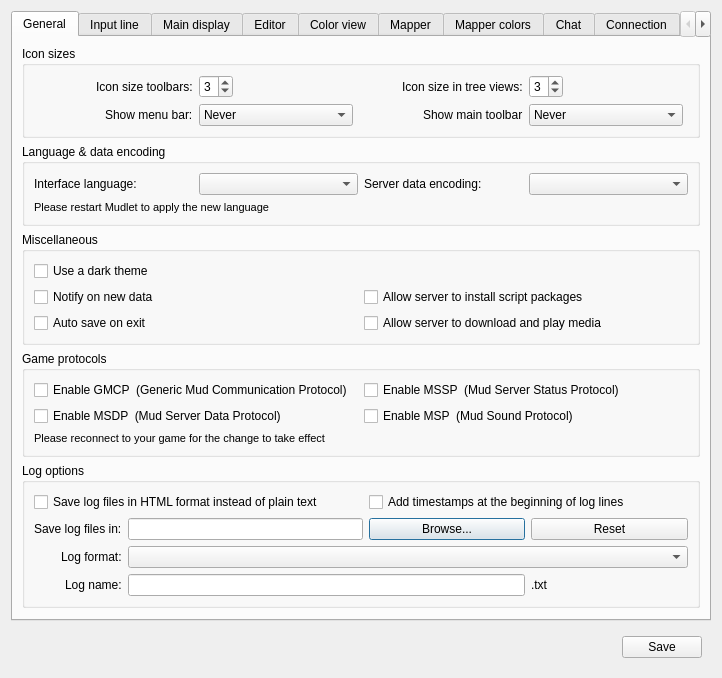
Mudlet/Mudlet, file src/ui/profile_preferences.ui: the form before one commit.
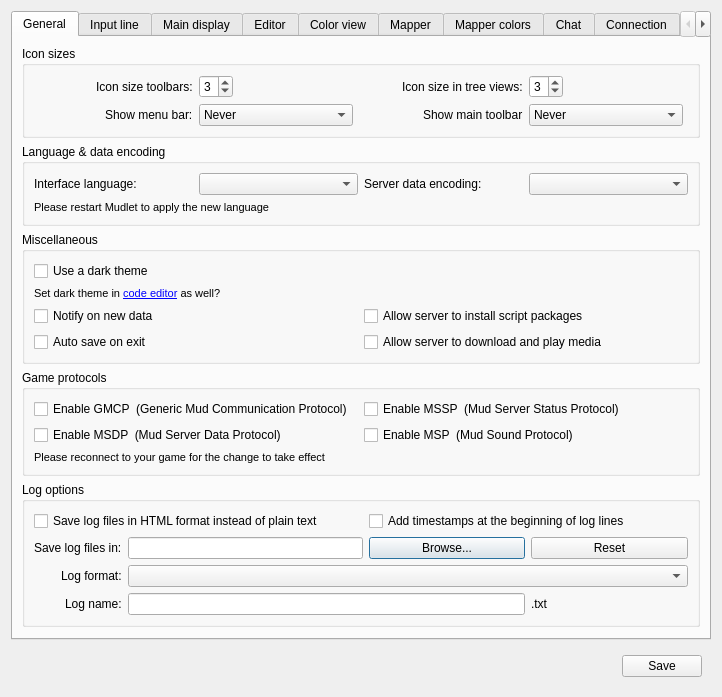
The form after the commit. Icons and pictures are not drawn. Custom widgets are drawn as their Qt base class.

Commit message: Add: offer to update editor theme as well for dark theme (#5563)

Diff of the .ui file:
```diff
--- a/src/ui/profile_preferences.ui
+++ b/src/ui/profile_preferences.ui
@@ -233,7 +233,7 @@
             </property>
            </widget>
           </item>
-          <item row="1" column="0">
+          <item row="2" column="0">
            <widget class="QCheckBox" name="mAlertOnNewData">
             <property name="text">
              <string>Notify on new data</string>
@@ -243,21 +243,21 @@
             </property>
            </widget>
           </item>
-          <item row="1" column="1">
+          <item row="2" column="1">
            <widget class="QCheckBox" name="acceptServerGUI">
             <property name="text">
              <string>Allow server to install script packages</string>
             </property>
            </widget>
           </item>
-          <item row="2" column="0">
+          <item row="3" column="0">
            <widget class="QCheckBox" name="mFORCE_SAVE_ON_EXIT">
             <property name="text">
              <string>Auto save on exit</string>
             </property>
            </widget>
           </item>
-          <item row="2" column="1">
+          <item row="3" column="1">
            <widget class="QCheckBox" name="acceptServerMedia">
             <property name="text">
              <string>Allow server to download and play media</string>
@@ -265,6 +265,24 @@
             <property name="toolTip">
              <string>&lt;p&gt;This also needs GMCP to be enabled in the next group below.&lt;/p&gt;</string>
             </property>
+            <property name="text">
+             <string>Allow server to download and play media</string>
+            </property>
+           </widget>
+          </item>
+          <item row="1" column="0">
+           <widget class="QLabel" name="label_darkEditorPrompt">
+            <property name="font">
+             <font>
+              <pointsize>8</pointsize>
+             </font>
+            </property>
+            <property name="text">
+             <string>Set dark theme in &lt;a href=&quot;dark-code-editor&quot;&gt;code editor&lt;/a&gt; as well?</string>
+            </property>
+            <property name="textFormat">
+             <enum>Qt::RichText</enum>
+            </property>
            </widget>
           </item>
          </layout>
```
Left out of the diff: 40 changed lines with no effect on the pictures. The commit also changes 7 other files.
